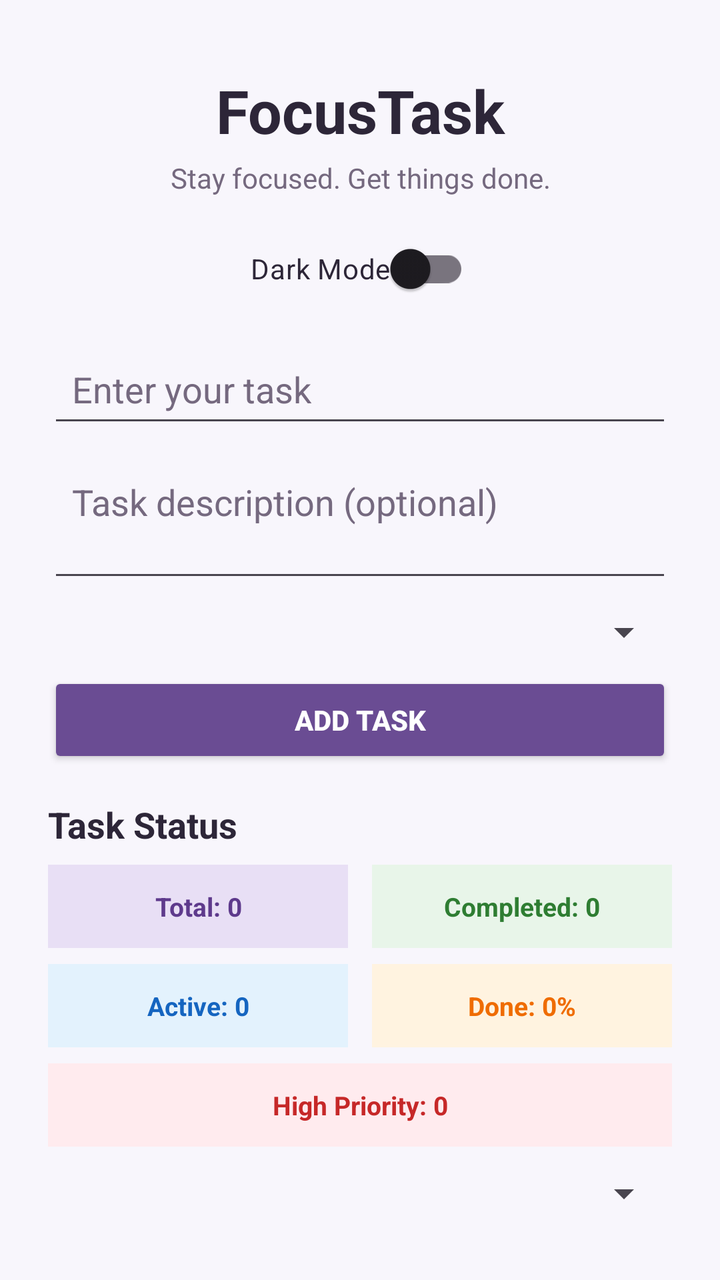
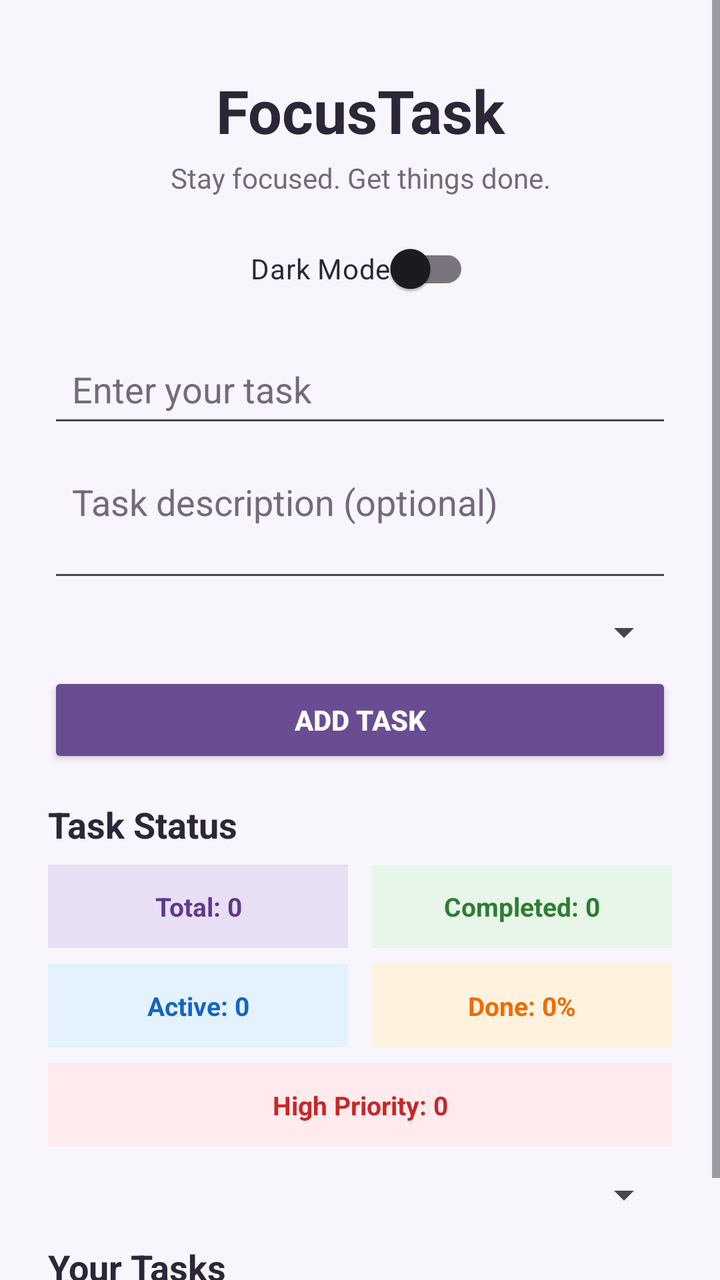

An Android layout rendered at two revisions. The XML below is the earlier revision; the diff shows what the commit changed to produce the second picture.
<!-- AndroidManifest.xml: application theme Theme.FocusTask -->
<!-- res/layout/activity_main.xml -->
<?xml version="1.0" encoding="utf-8"?>
<LinearLayout
    xmlns:android="http://schemas.android.com/apk/res/android"
    android:layout_width="match_parent"
    android:layout_height="match_parent"
    android:orientation="vertical"
    android:paddingStart="24dp"
    android:paddingEnd="24dp"
    android:paddingTop="35dp"
    android:paddingBottom="24dp"
    android:background="@color/background_color">

    

    <TextView
        android:layout_width="match_parent"
        android:layout_height="wrap_content"
        android:text="FocusTask"
        android:textSize="30sp"
        android:textStyle="bold"
        android:textColor="@color/primary_text"
        android:gravity="center"
        android:layout_marginBottom="4dp" />

    

    <TextView
        android:layout_width="match_parent"
        android:layout_height="wrap_content"
        android:text="Stay focused. Get things done."
        android:textSize="14sp"
        android:textColor="@color/secondary_text"
        android:gravity="center"
        android:layout_marginBottom="12dp" />

    

    <com.google.android.material.switchmaterial.SwitchMaterial
        android:id="@+id/switchTheme"
        android:layout_width="wrap_content"
        android:layout_height="wrap_content"
        android:text="Dark Mode"
        android:textSize="14sp"
        android:textColor="@color/primary_text"
        android:layout_gravity="center"
        android:layout_marginBottom="12dp" />

    

    <EditText
        android:id="@+id/etTask"
        android:layout_width="match_parent"
        android:layout_height="wrap_content"
        android:hint="Enter your task"
        android:textColor="@color/primary_text"
        android:textColorHint="@color/secondary_text"
        android:padding="12dp"
        android:layout_marginBottom="8dp" />

    

    <EditText
        android:id="@+id/etDescription"
        android:layout_width="match_parent"
        android:layout_height="wrap_content"
        android:hint="Task description (optional)"
        android:textColor="@color/primary_text"
        android:textColorHint="@color/secondary_text"
        android:inputType="textMultiLine"
        android:minLines="2"
        android:maxLines="4"
        android:gravity="top"
        android:padding="12dp"
        android:layout_marginBottom="8dp" />

    

    <Spinner
        android:id="@+id/spinnerPriority"
        android:layout_width="match_parent"
        android:layout_height="wrap_content"
        android:layout_marginBottom="8dp" />

    

    <Button
        android:id="@+id/btnAddTask"
        android:layout_width="match_parent"
        android:layout_height="wrap_content"
        android:text="Add Task"
        android:textSize="14sp"
        android:textStyle="bold"
        android:textColor="#FFFFFF"
        android:backgroundTint="#6A4C93"
        android:layout_marginBottom="16dp" />

    

    <TextView
        android:layout_width="match_parent"
        android:layout_height="wrap_content"
        android:text="Task Status"
        android:textSize="18sp"
        android:textStyle="bold"
        android:textColor="@color/primary_text"
        android:layout_marginBottom="8dp" />

    

    <LinearLayout
        android:layout_width="match_parent"
        android:layout_height="wrap_content"
        android:orientation="vertical"
        android:layout_marginBottom="12dp">

        

        <LinearLayout
            android:layout_width="match_parent"
            android:layout_height="wrap_content"
            android:orientation="horizontal"
            android:weightSum="2">

            <TextView
                android:id="@+id/tvTotalTasks"
                android:layout_width="0dp"
                android:layout_height="wrap_content"
                android:layout_weight="1"
                android:layout_marginEnd="6dp"
                android:gravity="center"
                android:text="Total: 0"
                android:textSize="13sp"
                android:textStyle="bold"
                android:singleLine="true"
                android:padding="12dp"
                android:textColor="@color/total_text"
                android:background="@color/total_background" />

            <TextView
                android:id="@+id/tvCompletedTasks"
                android:layout_width="0dp"
                android:layout_height="wrap_content"
                android:layout_weight="1"
                android:layout_marginStart="6dp"
                android:gravity="center"
                android:text="Completed: 0"
                android:textSize="13sp"
                android:textStyle="bold"
                android:singleLine="true"
                android:padding="12dp"
                android:textColor="@color/completed_text"
                android:background="@color/completed_background" />

        </LinearLayout>

        

        <LinearLayout
            android:layout_width="match_parent"
            android:layout_height="wrap_content"
            android:orientation="horizontal"
            android:weightSum="2"
            android:layout_marginTop="8dp">

            <TextView
                android:id="@+id/tvActiveTasks"
                android:layout_width="0dp"
                android:layout_height="wrap_content"
                android:layout_weight="1"
                android:layout_marginEnd="6dp"
                android:gravity="center"
                android:text="Active: 0"
                android:textSize="13sp"
                android:textStyle="bold"
                android:singleLine="true"
                android:padding="12dp"
                android:textColor="@color/active_text"
                android:background="@color/active_background" />

            <TextView
                android:id="@+id/tvCompletionRate"
                android:layout_width="0dp"
                android:layout_height="wrap_content"
                android:layout_weight="1"
                android:layout_marginStart="6dp"
                android:gravity="center"
                android:text="Done: 0%"
                android:textSize="13sp"
                android:textStyle="bold"
                android:singleLine="true"
                android:padding="12dp"
                android:textColor="@color/done_text"
                android:background="@color/done_background" />

        </LinearLayout>

        

        <TextView
            android:id="@+id/tvHighPriority"
            android:layout_width="match_parent"
            android:layout_height="wrap_content"
            android:layout_marginTop="8dp"
            android:gravity="center"
            android:text="High Priority: 0"
            android:textSize="13sp"
            android:textStyle="bold"
            android:singleLine="true"
            android:padding="12dp"
            android:textColor="@color/high_text"
            android:background="@color/high_background" />

    </LinearLayout>

    

    <Spinner
        android:id="@+id/spinnerFilter"
        android:layout_width="match_parent"
        android:layout_height="wrap_content"
        android:layout_marginBottom="8dp" />

    

    <TextView
        android:layout_width="match_parent"
        android:layout_height="wrap_content"
        android:text="Your Tasks"
        android:textSize="18sp"
        android:textStyle="bold"
        android:textColor="@color/primary_text"
        android:layout_marginTop="4dp" />

    

    <TextView
        android:id="@+id/tvTaskCount"
        android:layout_width="match_parent"
        android:layout_height="wrap_content"
        android:text="Tasks: 0"
        android:textSize="13sp"
        android:textColor="@color/secondary_text"
        android:layout_marginBottom="8dp" />

    

    <ScrollView
        android:layout_width="match_parent"
        android:layout_height="0dp"
        android:layout_weight="1"
        android:fillViewport="true">

        <LinearLayout
            android:id="@+id/taskContainer"
            android:layout_width="match_parent"
            android:layout_height="wrap_content"
            android:orientation="vertical" />

    </ScrollView>

</LinearLayout>
<!-- resources referenced by this layout -->
<resources>
  <color name="active_background">#E3F2FD</color>
  <color name="active_text">#1565C0</color>
  <color name="background_color">#F8F6FC</color>
  <color name="completed_background">#E8F5E9</color>
  <color name="completed_text">#2E7D32</color>
  <color name="done_background">#FFF3E0</color>
  <color name="done_text">#EF6C00</color>
  <color name="high_background">#FFEBEE</color>
  <color name="high_text">#C62828</color>
  <color name="primary_text">#2D2638</color>
  <color name="secondary_text">#75697F</color>
  <color name="total_background">#E8DFF5</color>
  <color name="total_text">#5E3A8C</color>
  <style name="Theme.FocusTask" parent="Base.Theme.FocusTask" />
  <style name="Base.Theme.FocusTask" parent="Theme.Material3.DayNight.NoActionBar">
          
          
      </style>
</resources>

<!-- the commit's change to res/layout/activity_main.xml (unified diff, before → after) -->
@@ -1,254 +1,253 @@
 <?xml version="1.0" encoding="utf-8"?>
-<LinearLayout
+<ScrollView
     xmlns:android="http://schemas.android.com/apk/res/android"
     android:layout_width="match_parent"
     android:layout_height="match_parent"
-    android:orientation="vertical"
-    android:paddingStart="24dp"
-    android:paddingEnd="24dp"
-    android:paddingTop="35dp"
-    android:paddingBottom="24dp"
+    android:fillViewport="true"
     android:background="@color/background_color">
-
-    
-
-    <TextView
-        android:layout_width="match_parent"
-        android:layout_height="wrap_content"
-        android:text="FocusTask"
-        android:textSize="30sp"
-        android:textStyle="bold"
-        android:textColor="@color/primary_text"
-        android:gravity="center"
-        android:layout_marginBottom="4dp" />
-
-    
-
-    <TextView
-        android:layout_width="match_parent"
-        android:layout_height="wrap_content"
-        android:text="Stay focused. Get things done."
-        android:textSize="14sp"
-        android:textColor="@color/secondary_text"
-        android:gravity="center"
-        android:layout_marginBottom="12dp" />
-
-    
-
-    <com.google.android.material.switchmaterial.SwitchMaterial
-        android:id="@+id/switchTheme"
-        android:layout_width="wrap_content"
-        android:layout_height="wrap_content"
-        android:text="Dark Mode"
-        android:textSize="14sp"
-        android:textColor="@color/primary_text"
-        android:layout_gravity="center"
-        android:layout_marginBottom="12dp" />
-
-    
-
-    <EditText
-        android:id="@+id/etTask"
-        android:layout_width="match_parent"
-        android:layout_height="wrap_content"
-        android:hint="Enter your task"
-        android:textColor="@color/primary_text"
-        android:textColorHint="@color/secondary_text"
-        android:padding="12dp"
-        android:layout_marginBottom="8dp" />
-
-    
-
-    <EditText
-        android:id="@+id/etDescription"
-        android:layout_width="match_parent"
-        android:layout_height="wrap_content"
-        android:hint="Task description (optional)"
-        android:textColor="@color/primary_text"
-        android:textColorHint="@color/secondary_text"
-        android:inputType="textMultiLine"
-        android:minLines="2"
-        android:maxLines="4"
-        android:gravity="top"
-        android:padding="12dp"
-        android:layout_marginBottom="8dp" />
-
-    
-
-    <Spinner
-        android:id="@+id/spinnerPriority"
-        android:layout_width="match_parent"
-        android:layout_height="wrap_content"
-        android:layout_marginBottom="8dp" />
-
-    
-
-    <Button
-        android:id="@+id/btnAddTask"
-        android:layout_width="match_parent"
-        android:layout_height="wrap_content"
-        android:text="Add Task"
-        android:textSize="14sp"
-        android:textStyle="bold"
-        android:textColor="#FFFFFF"
-        android:backgroundTint="#6A4C93"
-        android:layout_marginBottom="16dp" />
-
-    
-
-    <TextView
-        android:layout_width="match_parent"
-        android:layout_height="wrap_content"
-        android:text="Task Status"
-        android:textSize="18sp"
-        android:textStyle="bold"
-        android:textColor="@color/primary_text"
-        android:layout_marginBottom="8dp" />
-
-    
 
     <LinearLayout
         android:layout_width="match_parent"
         android:layout_height="wrap_content"
         android:orientation="vertical"
-        android:layout_marginBottom="12dp">
+        android:paddingStart="24dp"
+        android:paddingEnd="24dp"
+        android:paddingTop="35dp"
+        android:paddingBottom="24dp">
+
+        
+
+        <TextView
+            android:layout_width="match_parent"
+            android:layout_height="wrap_content"
+            android:text="FocusTask"
+            android:textSize="30sp"
+            android:textStyle="bold"
+            android:textColor="@color/primary_text"
+            android:gravity="center"
+            android:layout_marginBottom="4dp" />
+
+        
+
+        <TextView
+            android:layout_width="match_parent"
+            android:layout_height="wrap_content"
+            android:text="Stay focused. Get things done."
+            android:textSize="14sp"
+            android:textColor="@color/secondary_text"
+            android:gravity="center"
+            android:layout_marginBottom="12dp" />
+
+        
+
+        <com.google.android.material.switchmaterial.SwitchMaterial
+            android:id="@+id/switchTheme"
+            android:layout_width="wrap_content"
+            android:layout_height="wrap_content"
+            android:text="Dark Mode"
+            android:textSize="14sp"
+            android:textColor="@color/primary_text"
+            android:layout_gravity="center"
+            android:layout_marginBottom="12dp" />
+
+        
+
+        <EditText
+            android:id="@+id/etTask"
+            android:layout_width="match_parent"
+            android:layout_height="wrap_content"
+            android:hint="Enter your task"
+            android:textColor="@color/primary_text"
+            android:textColorHint="@color/secondary_text"
+            android:padding="12dp"
+            android:layout_marginBottom="8dp" />
+
+        
+
+        <EditText
+            android:id="@+id/etDescription"
+            android:layout_width="match_parent"
+            android:layout_height="wrap_content"
+            android:hint="Task description (optional)"
+            android:textColor="@color/primary_text"
+            android:textColorHint="@color/secondary_text"
+            android:inputType="textMultiLine"
+            android:minLines="2"
+            android:maxLines="4"
+            android:gravity="top"
+            android:padding="12dp"
+            android:layout_marginBottom="8dp" />
+
+        
+
+        <Spinner
+            android:id="@+id/spinnerPriority"
+            android:layout_width="match_parent"
+            android:layout_height="wrap_content"
+            android:layout_marginBottom="8dp" />
+
+        
+
+        <Button
+            android:id="@+id/btnAddTask"
+            android:layout_width="match_parent"
+            android:layout_height="wrap_content"
+            android:text="Add Task"
+            android:textSize="14sp"
+            android:textStyle="bold"
+            android:textColor="#FFFFFF"
+            android:backgroundTint="#6A4C93"
+            android:layout_marginBottom="16dp" />
+
+        
+
+        <TextView
+            android:layout_width="match_parent"
+            android:layout_height="wrap_content"
+            android:text="Task Status"
+            android:textSize="18sp"
+            android:textStyle="bold"
+            android:textColor="@color/primary_text"
+            android:layout_marginBottom="8dp" />
 
         
 
         <LinearLayout
             android:layout_width="match_parent"
             android:layout_height="wrap_content"
-            android:orientation="horizontal"
-            android:weightSum="2">
+            android:orientation="vertical"
+            android:layout_marginBottom="12dp">
+
+            
+
+            <LinearLayout
+                android:layout_width="match_parent"
+                android:layout_height="wrap_content"
+                android:orientation="horizontal"
+                android:weightSum="2">
+
+                <TextView
+                    android:id="@+id/tvTotalTasks"
+                    android:layout_width="0dp"
+                    android:layout_height="wrap_content"
+                    android:layout_weight="1"
+                    android:layout_marginEnd="6dp"
+                    android:gravity="center"
+                    android:text="Total: 0"
+                    android:textSize="13sp"
+                    android:textStyle="bold"
+                    android:singleLine="true"
+                    android:padding="12dp"
+                    android:textColor="@color/total_text"
+                    android:background="@color/total_background" />
+
+                <TextView
+                    android:id="@+id/tvCompletedTasks"
+                    android:layout_width="0dp"
+                    android:layout_height="wrap_content"
+                    android:layout_weight="1"
+                    android:layout_marginStart="6dp"
+                    android:gravity="center"
+                    android:text="Completed: 0"
+                    android:textSize="13sp"
+                    android:textStyle="bold"
+                    android:singleLine="true"
+                    android:padding="12dp"
+                    android:textColor="@color/completed_text"
+                    android:background="@color/completed_background" />
+
+            </LinearLayout>
+
+            
+
+            <LinearLayout
+                android:layout_width="match_parent"
+                android:layout_height="wrap_content"
+                android:orientation="horizontal"
+                android:weightSum="2"
+                android:layout_marginTop="8dp">
+
+                <TextView
+                    android:id="@+id/tvActiveTasks"
+                    android:layout_width="0dp"
+                    android:layout_height="wrap_content"
+                    android:layout_weight="1"
+                    android:layout_marginEnd="6dp"
+                    android:gravity="center"
+                    android:text="Active: 0"
+                    android:textSize="13sp"
+                    android:textStyle="bold"
+                    android:singleLine="true"
+                    android:padding="12dp"
+                    android:textColor="@color/active_text"
+                    android:background="@color/active_background" />
+
+                <TextView
+                    android:id="@+id/tvCompletionRate"
+                    android:layout_width="0dp"
+                    android:layout_height="wrap_content"
+                    android:layout_weight="1"
+                    android:layout_marginStart="6dp"
+                    android:gravity="center"
+                    android:text="Done: 0%"
+                    android:textSize="13sp"
+                    android:textStyle="bold"
+                    android:singleLine="true"
+                    android:padding="12dp"
+                    android:textColor="@color/done_text"
+                    android:background="@color/done_background" />
+
+            </LinearLayout>
+
+            
 
             <TextView
-                android:id="@+id/tvTotalTasks"
-                android:layout_width="0dp"
+                android:id="@+id/tvHighPriority"
+                android:layout_width="match_parent"
                 android:layout_height="wrap_content"
-                android:layout_weight="1"
-                android:layout_marginEnd="6dp"
+                android:layout_marginTop="8dp"
                 android:gravity="center"
-                android:text="Total: 0"
+                android:text="High Priority: 0"
                 android:textSize="13sp"
                 android:textStyle="bold"
                 android:singleLine="true"
                 android:padding="12dp"
-                android:textColor="@color/total_text"
-                android:background="@color/total_background" />
-
-            <TextView
-                android:id="@+id/tvCompletedTasks"
-                android:layout_width="0dp"
-                android:layout_height="wrap_content"
-                android:layout_weight="1"
-                android:layout_marginStart="6dp"
-                android:gravity="center"
-                android:text="Completed: 0"
-                android:textSize="13sp"
-                android:textStyle="bold"
-                android:singleLine="true"
-                android:padding="12dp"
-                android:textColor="@color/completed_text"
-                android:background="@color/completed_background" />
+                android:textColor="@color/high_text"
+                android:background="@color/high_background" />
 
         </LinearLayout>
 
         
 
-        <LinearLayout
-            android:layout_width="match_parent"
-            android:layout_height="wrap_content"
-            android:orientation="horizontal"
-            android:weightSum="2"
-            android:layout_marginTop="8dp">
-
-            <TextView
-                android:id="@+id/tvActiveTasks"
-                android:layout_width="0dp"
-                android:layout_height="wrap_content"
-                android:layout_weight="1"
-                android:layout_marginEnd="6dp"
-                android:gravity="center"
-                android:text="Active: 0"
-                android:textSize="13sp"
-                android:textStyle="bold"
-                android:singleLine="true"
-                android:padding="12dp"
-                android:textColor="@color/active_text"
-                android:background="@color/active_background" />
-
-            <TextView
-                android:id="@+id/tvCompletionRate"
-                android:layout_width="0dp"
-                android:layout_height="wrap_content"
-                android:layout_weight="1"
-                android:layout_marginStart="6dp"
-                android:gravity="center"
-                android:text="Done: 0%"
-                android:textSize="13sp"
-                android:textStyle="bold"
-                android:singleLine="true"
-                android:padding="12dp"
-                android:textColor="@color/done_text"
-                android:background="@color/done_background" />
-
-        </LinearLayout>
-
-        
-
-        <TextView
-            android:id="@+id/tvHighPriority"
-            android:layout_width="match_parent"
-            android:layout_height="wrap_content"
-            android:layout_marginTop="8dp"
-            android:gravity="center"
-            android:text="High Priority: 0"
+        <Spinner
+            android:id="@+id/spinnerFilter"
+            android:layout_width="match_parent"
+            android:layout_height="wrap_content"
+            android:layout_marginBottom="8dp" />
+
+        
+
+        <TextView
+            android:layout_width="match_parent"
+            android:layout_height="wrap_content"
+            android:text="Your Tasks"
+            android:textSize="18sp"
+            android:textStyle="bold"
+            android:textColor="@color/primary_text"
+            android:layout_marginTop="4dp" />
+
+        
+
+        <TextView
+            android:id="@+id/tvTaskCount"
+            android:layout_width="match_parent"
+            android:layout_height="wrap_content"
+            android:text="Tasks: 0"
             android:textSize="13sp"
-            android:textStyle="bold"
-            android:singleLine="true"
-            android:padding="12dp"
-            android:textColor="@color/high_text"
-            android:background="@color/high_background" />
-
-    </LinearLayout>
-
-    
-
-    <Spinner
-        android:id="@+id/spinnerFilter"
-        android:layout_width="match_parent"
-        android:layout_height="wrap_content"
-        android:layout_marginBottom="8dp" />
-
-    
-
-    <TextView
-        android:layout_width="match_parent"
-        android:layout_height="wrap_content"
-        android:text="Your Tasks"
-        android:textSize="18sp"
-        android:textStyle="bold"
-        android:textColor="@color/primary_text"
-        android:layout_marginTop="4dp" />
-
-    
-
-    <TextView
-        android:id="@+id/tvTaskCount"
-        android:layout_width="match_parent"
-        android:layout_height="wrap_content"
-        android:text="Tasks: 0"
-        android:textSize="13sp"
-        android:textColor="@color/secondary_text"
-        android:layout_marginBottom="8dp" />
-
-    
-
-    <ScrollView
-        android:layout_width="match_parent"
-        android:layout_height="0dp"
-        android:layout_weight="1"
-        android:fillViewport="true">
+            android:textColor="@color/secondary_text"
+            android:layout_marginBottom="8dp" />
+
+        
 
         <LinearLayout
             android:id="@+id/taskContainer"
@@ -256,6 +255,6 @@
             android:layout_height="wrap_content"
             android:orientation="vertical" />
 
-    </ScrollView>
-
-</LinearLayout>
+    </LinearLayout>
+
+</ScrollView>
